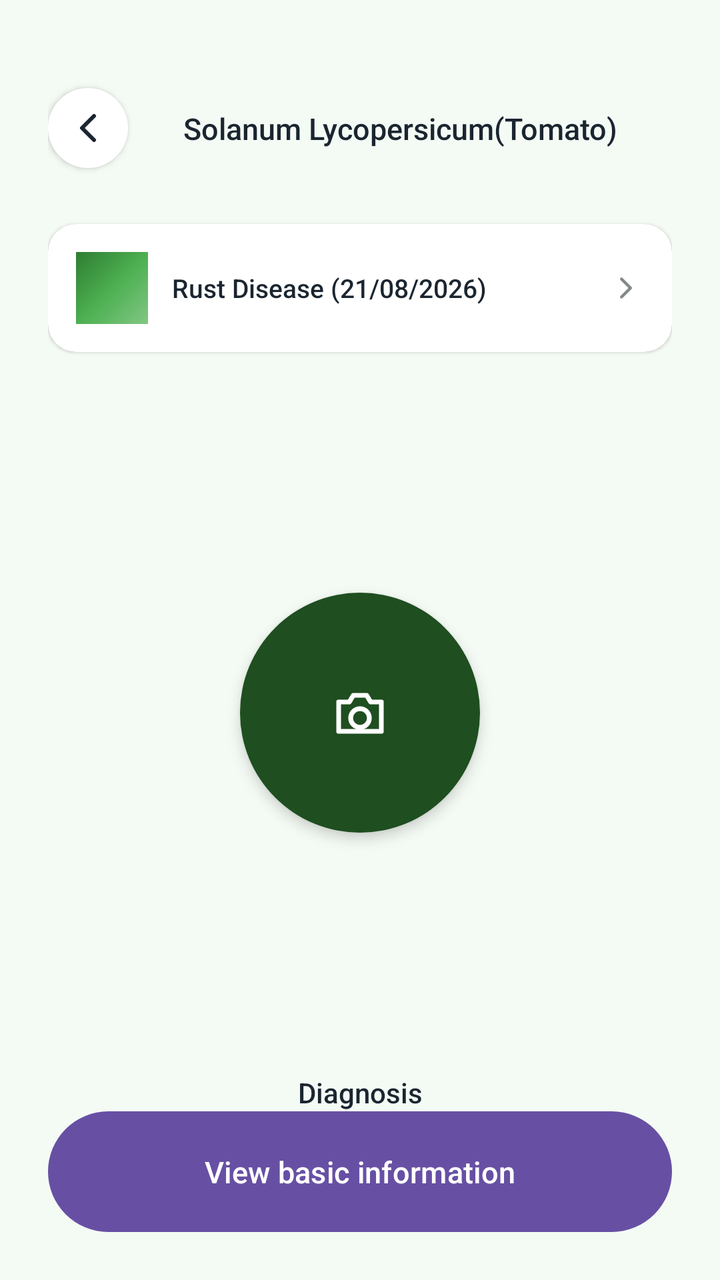
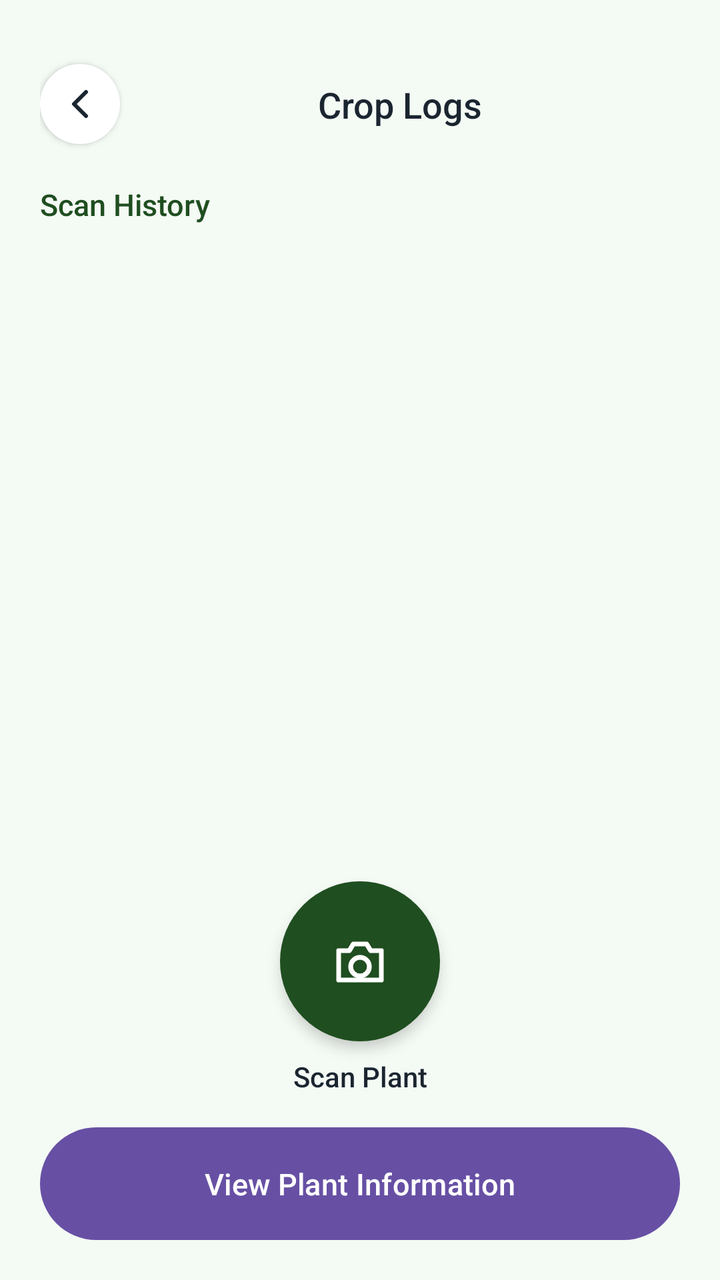

Two renders of the same Android screen: before a commit and after it. Below are the layout's source before the change and the commit's diff.
<!-- AndroidManifest.xml: application theme Theme.Undersoil -->
<!-- res/layout/activity_log_list.xml -->
<?xml version="1.0" encoding="utf-8"?>
<androidx.constraintlayout.widget.ConstraintLayout xmlns:android="http://schemas.android.com/apk/res/android"
    xmlns:app="http://schemas.android.com/apk/res-auto"
    android:layout_width="match_parent"
    android:layout_height="match_parent"
    android:background="@color/bg_light_green"
    android:padding="24dp">

    <ImageButton
        android:id="@+id/backButton"
        android:layout_width="40dp"
        android:layout_height="40dp"
        android:layout_marginTop="20dp"
        android:background="@drawable/bg_circle_white"
        android:elevation="2dp"
        android:padding="10dp"
        android:src="@drawable/ic_back_arrow"
        android:contentDescription="Back"
        app:layout_constraintStart_toStartOf="parent"
        app:layout_constraintTop_toTopOf="parent" />

    <TextView
        android:id="@+id/titleText"
        android:layout_width="0dp"
        android:layout_height="wrap_content"
        android:fontFamily="sans-serif-medium"
        android:gravity="center"
        android:text="Solanum Lycopersicum(Tomato)"
        android:textColor="@color/text_dark"
        android:textSize="15sp"
        app:layout_constraintBottom_toBottomOf="@id/backButton"
        app:layout_constraintEnd_toEndOf="parent"
        app:layout_constraintStart_toEndOf="@id/backButton"
        app:layout_constraintTop_toTopOf="@id/backButton" />

    <androidx.cardview.widget.CardView
        android:id="@+id/pastScanCard"
        android:layout_width="0dp"
        android:layout_height="wrap_content"
        android:layout_marginTop="28dp"
        app:cardBackgroundColor="@color/white"
        app:cardCornerRadius="14dp"
        app:cardElevation="1dp"
        app:layout_constraintEnd_toEndOf="parent"
        app:layout_constraintStart_toStartOf="parent"
        app:layout_constraintTop_toBottomOf="@id/backButton">

        <LinearLayout
            android:layout_width="match_parent"
            android:layout_height="wrap_content"
            android:gravity="center_vertical"
            android:orientation="horizontal"
            android:padding="14dp">

            <View
                android:layout_width="36dp"
                android:layout_height="36dp"
                android:background="@drawable/bg_photo_placeholder" />

            <TextView
                android:layout_width="0dp"
                android:layout_height="wrap_content"
                android:layout_marginStart="12dp"
                android:layout_weight="1"
                android:fontFamily="sans-serif-medium"
                android:text="Rust Disease (21/08/2026)"
                android:textColor="@color/text_dark"
                android:textSize="13sp" />

            <ImageView
                android:layout_width="18dp"
                android:layout_height="18dp"
                android:src="@drawable/ic_chevron_right"
                android:contentDescription="Open" />
        </LinearLayout>
    </androidx.cardview.widget.CardView>

    <ImageButton
        android:id="@+id/diagnosisButton"
        android:layout_width="120dp"
        android:layout_height="120dp"
        android:background="@drawable/bg_circle_green"
        android:elevation="4dp"
        android:scaleType="center"
        android:src="@drawable/ic_camera"
        android:contentDescription="Start diagnosis"
        app:layout_constraintBottom_toTopOf="@id/diagnosisLabel"
        app:layout_constraintEnd_toEndOf="parent"
        app:layout_constraintStart_toStartOf="parent"
        app:layout_constraintTop_toBottomOf="@id/pastScanCard"
        app:layout_constraintVertical_bias="0.5" />

    <TextView
        android:id="@+id/diagnosisLabel"
        android:layout_width="wrap_content"
        android:layout_height="wrap_content"
        android:layout_marginTop="8dp"
        android:fontFamily="sans-serif-medium"
        android:text="Diagnosis"
        android:textColor="@color/text_dark"
        android:textSize="14sp"
        app:layout_constraintBottom_toTopOf="@id/viewInfoButton"
        app:layout_constraintEnd_toEndOf="parent"
        app:layout_constraintStart_toStartOf="parent" />

    <Button
        android:id="@+id/viewInfoButton"
        android:layout_width="0dp"
        android:layout_height="wrap_content"
        android:background="@drawable/bg_pill_green"
        android:elevation="2dp"
        android:fontFamily="sans-serif-medium"
        android:paddingVertical="16dp"
        android:text="View basic information"
        android:textAllCaps="false"
        android:textColor="@color/white"
        android:textSize="15sp"
        app:layout_constraintBottom_toBottomOf="parent"
        app:layout_constraintEnd_toEndOf="parent"
        app:layout_constraintStart_toStartOf="parent" />

</androidx.constraintlayout.widget.ConstraintLayout>
<!-- resources referenced by this layout -->
<resources>
  <color name="bg_light_green">#F4FAF4</color>
  <color name="text_dark">#1A2530</color>
  <color name="white">#FFFFFFFF</color>
  <!-- drawable bg_circle_green (drawable) -->
  <?xml version="1.0" encoding="utf-8"?>
  <shape xmlns:android="http://schemas.android.com/apk/res/android"
      android:shape="oval">
      <solid android:color="@color/main_green" />
  </shape>
  <!-- drawable bg_circle_white (drawable) -->
  <?xml version="1.0" encoding="utf-8"?>
  <shape xmlns:android="http://schemas.android.com/apk/res/android"
      android:shape="oval">
      <solid android:color="@color/white" />
  </shape>
  <!-- drawable bg_photo_placeholder (drawable) -->
  <?xml version="1.0" encoding="utf-8"?>
  <shape xmlns:android="http://schemas.android.com/apk/res/android"
      android:shape="rectangle">
      <gradient
          android:angle="315"
          android:startColor="#2E7D32"
          android:centerColor="#4CAF50"
          android:endColor="#81C784" />
  </shape>
  <!-- drawable bg_pill_green (drawable) -->
  <?xml version="1.0" encoding="utf-8"?>
  <shape xmlns:android="http://schemas.android.com/apk/res/android"
      android:shape="rectangle">
      <solid android:color="@color/main_green" />
      <corners android:radius="50dp" />
  </shape>
  <!-- drawable ic_back_arrow (drawable) -->
  <?xml version="1.0" encoding="utf-8"?>
  <vector xmlns:android="http://schemas.android.com/apk/res/android"
      android:width="24dp"
      android:height="24dp"
      android:viewportWidth="24"
      android:viewportHeight="24">
      <path
          android:fillColor="@android:color/transparent"
          android:strokeColor="#1A2530"
          android:strokeWidth="2"
          android:strokeLineCap="round"
          android:strokeLineJoin="round"
          android:pathData="M15,18 L9,12 L15,6" />
  </vector>
  <!-- drawable ic_camera (drawable) -->
  <?xml version="1.0" encoding="utf-8"?>
  <vector xmlns:android="http://schemas.android.com/apk/res/android"
      android:width="32dp"
      android:height="32dp"
      android:viewportWidth="24"
      android:viewportHeight="24">
      <path
          android:fillColor="@android:color/transparent"
          android:strokeColor="#FFFFFF"
          android:strokeWidth="1.8"
          android:strokeLineJoin="round"
          android:pathData="M4,8 L8,8 L9.5,5.5 L14.5,5.5 L16,8 L20,8 L20,19 L4,19 Z" />
      <path
          android:fillColor="@android:color/transparent"
          android:strokeColor="#FFFFFF"
          android:strokeWidth="1.8"
          android:pathData="M12,10.5 A3.5,3.5 0 1,0 12,17.5 A3.5,3.5 0 1,0 12,10.5 Z" />
  </vector>
  <!-- drawable ic_chevron_right (drawable) -->
  <?xml version="1.0" encoding="utf-8"?>
  <vector xmlns:android="http://schemas.android.com/apk/res/android"
      android:width="20dp"
      android:height="20dp"
      android:viewportWidth="24"
      android:viewportHeight="24">
      <path
          android:fillColor="@android:color/transparent"
          android:strokeColor="#828A89"
          android:strokeWidth="2"
          android:strokeLineCap="round"
          android:strokeLineJoin="round"
          android:pathData="M9,6 L15,12 L9,18" />
  </vector>
  <style name="Theme.Undersoil" parent="Base.Theme.Undersoil" />
  <color name="main_green">#1F4E20</color>
  <style name="Base.Theme.Undersoil" parent="Theme.Material3.DayNight.NoActionBar">
          
      </style>
</resources>

<!-- the commit's change to res/layout/activity_log_list.xml (unified diff, before → after) -->
@@ -1,16 +1,17 @@
 <?xml version="1.0" encoding="utf-8"?>
 <androidx.constraintlayout.widget.ConstraintLayout xmlns:android="http://schemas.android.com/apk/res/android"
     xmlns:app="http://schemas.android.com/apk/res-auto"
+    android:id="@+id/main"
     android:layout_width="match_parent"
     android:layout_height="match_parent"
     android:background="@color/bg_light_green"
-    android:padding="24dp">
+    android:padding="20dp">
 
     <ImageButton
         android:id="@+id/backButton"
         android:layout_width="40dp"
         android:layout_height="40dp"
-        android:layout_marginTop="20dp"
+        android:layout_marginTop="12dp"
         android:background="@drawable/bg_circle_white"
         android:elevation="2dp"
         android:padding="10dp"
@@ -25,60 +26,62 @@
         android:layout_height="wrap_content"
         android:fontFamily="sans-serif-medium"
         android:gravity="center"
-        android:text="Solanum Lycopersicum(Tomato)"
+        android:text="Crop Logs"
         android:textColor="@color/text_dark"
-        android:textSize="15sp"
+        android:textSize="18sp"
         app:layout_constraintBottom_toBottomOf="@id/backButton"
         app:layout_constraintEnd_toEndOf="parent"
         app:layout_constraintStart_toEndOf="@id/backButton"
         app:layout_constraintTop_toTopOf="@id/backButton" />
 
-    <androidx.cardview.widget.CardView
-        android:id="@+id/pastScanCard"
+    <TextView
+        android:id="@+id/tvLogHeader"
+        android:layout_width="wrap_content"
+        android:layout_height="wrap_content"
+        android:layout_marginTop="20dp"
+        android:fontFamily="sans-serif-medium"
+        android:text="Scan History"
+        android:textColor="@color/main_green"
+        android:textSize="15sp"
+        app:layout_constraintStart_toStartOf="parent"
+        app:layout_constraintTop_toBottomOf="@id/backButton" />
+
+    <FrameLayout
+        android:id="@+id/recyclerContainer"
         android:layout_width="0dp"
-        android:layout_height="wrap_content"
-        android:layout_marginTop="28dp"
-        app:cardBackgroundColor="@color/white"
-        app:cardCornerRadius="14dp"
-        app:cardElevation="1dp"
+        android:layout_height="0dp"
+        android:layout_marginTop="8dp"
+        android:layout_marginBottom="16dp"
+        app:layout_constraintBottom_toTopOf="@id/diagnosisButton"
         app:layout_constraintEnd_toEndOf="parent"
         app:layout_constraintStart_toStartOf="parent"
-        app:layout_constraintTop_toBottomOf="@id/backButton">
+        app:layout_constraintTop_toBottomOf="@id/tvLogHeader">
 
-        <LinearLayout
+        <androidx.recyclerview.widget.RecyclerView
+            android:id="@+id/rvScanLogs"
             android:layout_width="match_parent"
+            android:layout_height="match_parent"
+            android:clipToPadding="false"
+            android:scrollbars="vertical" />
+
+        <TextView
+            android:id="@+id/tvEmptyLogs"
+            android:layout_width="wrap_content"
             android:layout_height="wrap_content"
-            android:gravity="center_vertical"
-            android:orientation="horizontal"
-            android:padding="14dp">
-
-            <View
-                android:layout_width="36dp"
-                android:layout_height="36dp"
-                android:background="@drawable/bg_photo_placeholder" />
-
-            <TextView
-                android:layout_width="0dp"
-                android:layout_height="wrap_content"
-                android:layout_marginStart="12dp"
-                android:layout_weight="1"
-                android:fontFamily="sans-serif-medium"
-                android:text="Rust Disease (21/08/2026)"
-                android:textColor="@color/text_dark"
-                android:textSize="13sp" />
-
-            <ImageView
-                android:layout_width="18dp"
-                android:layout_height="18dp"
-                android:src="@drawable/ic_chevron_right"
-                android:contentDescription="Open" />
-        </LinearLayout>
-    </androidx.cardview.widget.CardView>
+            android:layout_gravity="center"
+            android:fontFamily="sans-serif"
+            android:text="No scan logs yet for this crop.\nTap 'Scan Plant' to run a diagnosis."
+            android:textAlignment="center"
+            android:textColor="@color/text_sub"
+            android:textSize="14sp"
+            android:visibility="gone" />
+    </FrameLayout>
 
     <ImageButton
         android:id="@+id/diagnosisButton"
-        android:layout_width="120dp"
-        android:layout_height="120dp"
+        android:layout_width="80dp"
+        android:layout_height="80dp"
+        android:layout_marginBottom="8dp"
         android:background="@drawable/bg_circle_green"
         android:elevation="4dp"
         android:scaleType="center"
@@ -86,17 +89,15 @@
         android:contentDescription="Start diagnosis"
         app:layout_constraintBottom_toTopOf="@id/diagnosisLabel"
         app:layout_constraintEnd_toEndOf="parent"
-        app:layout_constraintStart_toStartOf="parent"
-        app:layout_constraintTop_toBottomOf="@id/pastScanCard"
-        app:layout_constraintVertical_bias="0.5" />
+        app:layout_constraintStart_toStartOf="parent" />
 
     <TextView
         android:id="@+id/diagnosisLabel"
         android:layout_width="wrap_content"
         android:layout_height="wrap_content"
-        android:layout_marginTop="8dp"
+        android:layout_marginBottom="16dp"
         android:fontFamily="sans-serif-medium"
-        android:text="Diagnosis"
+        android:text="Scan Plant"
         android:textColor="@color/text_dark"
         android:textSize="14sp"
         app:layout_constraintBottom_toTopOf="@id/viewInfoButton"
@@ -110,8 +111,8 @@
         android:background="@drawable/bg_pill_green"
         android:elevation="2dp"
         android:fontFamily="sans-serif-medium"
-        android:paddingVertical="16dp"
-        android:text="View basic information"
+        android:paddingVertical="14dp"
+        android:text="View Plant Information"
         android:textAllCaps="false"
         android:textColor="@color/white"
         android:textSize="15sp"
<!-- resource entries referenced after the edit -->
@@ -2,6 +2,7 @@
 <resources>
   <color name="bg_light_green">#F4FAF4</color>
   <color name="text_dark">#1A2530</color>
+  <color name="text_sub">#707B81</color>
   <color name="white">#FFFFFFFF</color>
   <!-- drawable bg_circle_green (drawable) -->
   <?xml version="1.0" encoding="utf-8"?>
@@ -14,16 +15,6 @@
   <shape xmlns:android="http://schemas.android.com/apk/res/android"
       android:shape="oval">
       <solid android:color="@color/white" />
-  </shape>
-  <!-- drawable bg_photo_placeholder (drawable) -->
-  <?xml version="1.0" encoding="utf-8"?>
-  <shape xmlns:android="http://schemas.android.com/apk/res/android"
-      android:shape="rectangle">
-      <gradient
-          android:angle="315"
-          android:startColor="#2E7D32"
-          android:centerColor="#4CAF50"
-          android:endColor="#81C784" />
   </shape>
   <!-- drawable bg_pill_green (drawable) -->
   <?xml version="1.0" encoding="utf-8"?>
@@ -66,21 +57,6 @@
           android:strokeWidth="1.8"
           android:pathData="M12,10.5 A3.5,3.5 0 1,0 12,17.5 A3.5,3.5 0 1,0 12,10.5 Z" />
   </vector>
-  <!-- drawable ic_chevron_right (drawable) -->
-  <?xml version="1.0" encoding="utf-8"?>
-  <vector xmlns:android="http://schemas.android.com/apk/res/android"
-      android:width="20dp"
-      android:height="20dp"
-      android:viewportWidth="24"
-      android:viewportHeight="24">
-      <path
-          android:fillColor="@android:color/transparent"
-          android:strokeColor="#828A89"
-          android:strokeWidth="2"
-          android:strokeLineCap="round"
-          android:strokeLineJoin="round"
-          android:pathData="M9,6 L15,12 L9,18" />
-  </vector>
   <style name="Theme.Undersoil" parent="Base.Theme.Undersoil" />
   <color name="main_green">#1F4E20</color>
   <style name="Base.Theme.Undersoil" parent="Theme.Material3.DayNight.NoActionBar">
